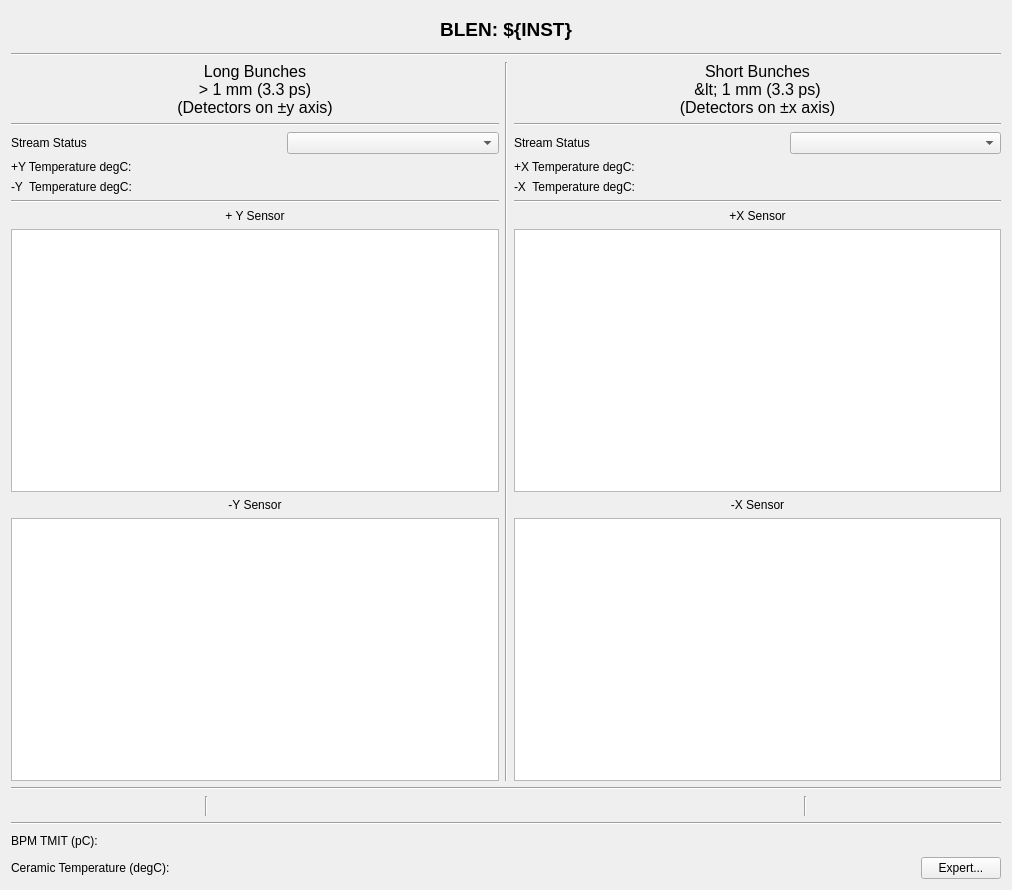
Qt form blenApp/ui/blen_lcls2_gap.ui (slaclab/BunchLengthMonitor) before a commit.
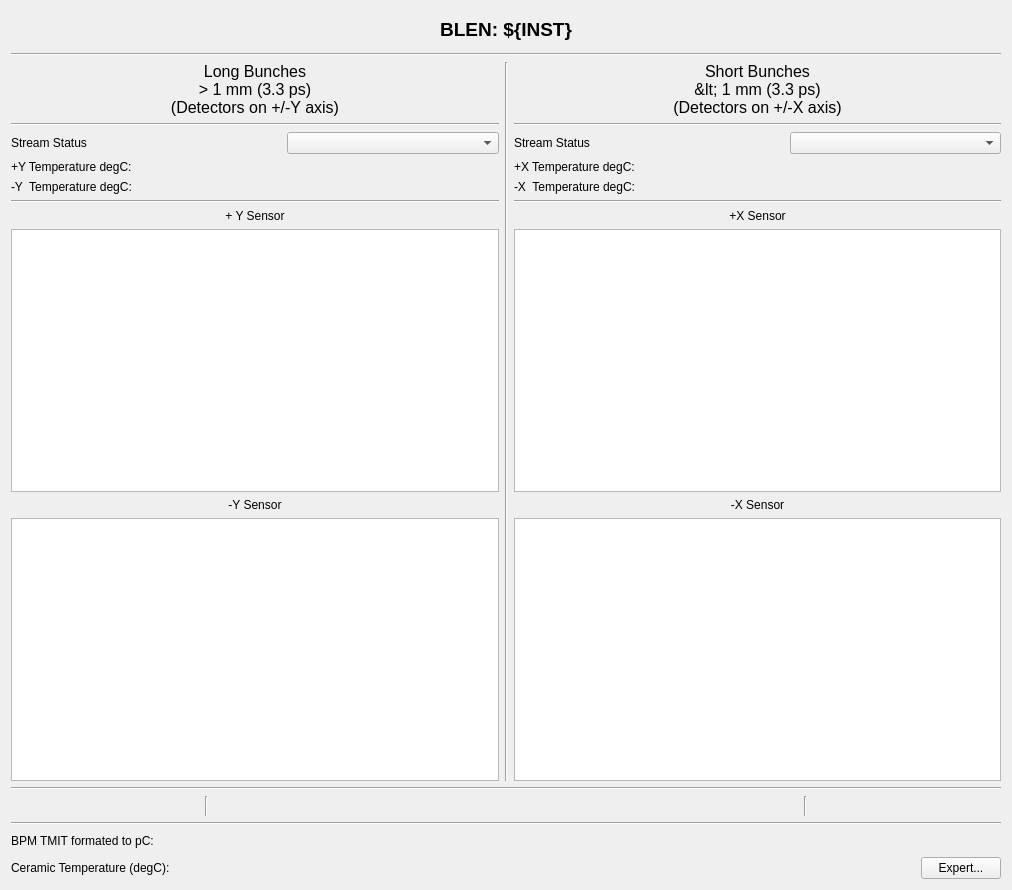
The same form after that commit. Custom widgets are drawn as their Qt base class.

Commit message: Added coeficent correction for window size changes

What changed in the file:
```diff
--- a/blenApp/ui/blen_lcls2_gap.ui
+++ b/blenApp/ui/blen_lcls2_gap.ui
@@ -54,7 +54,7 @@
            <property name="text">
             <string>Long Bunches 
 &gt; 1 mm (3.3 ps) 
-(Detectors on ±y axis)</string>
+(Detectors on +/-Y axis)</string>
            </property>
            <property name="alignment">
             <set>Qt::AlignCenter</set>
@@ -236,7 +236,7 @@
            <property name="text">
             <string>Short Bunches
 &lt; 1 mm (3.3 ps)
-(Detectors on ±x axis)</string>
+(Detectors on +/-X axis)</string>
            </property>
            <property name="alignment">
             <set>Qt::AlignCenter</set>
@@ -474,7 +474,7 @@
        <item row="0" column="0">
         <widget class="QLabel" name="label_13">
          <property name="text">
-          <string>BPM TMIT (pC):</string>
+          <string>BPM TMIT formated to pC:</string>
          </property>
         </widget>
        </item>
```
The commit also changes 6 other files.
